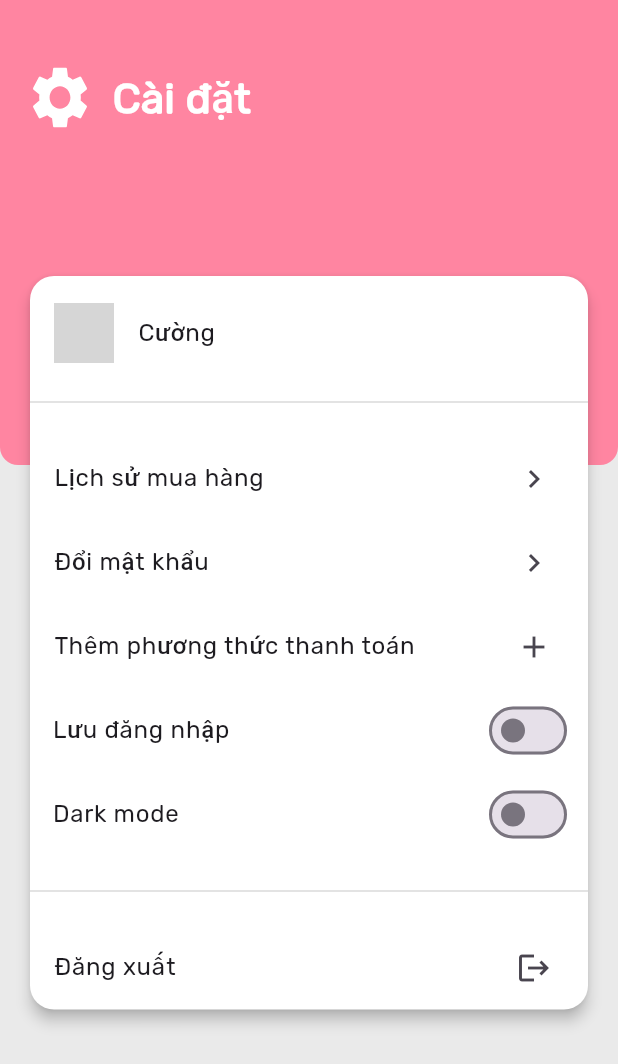
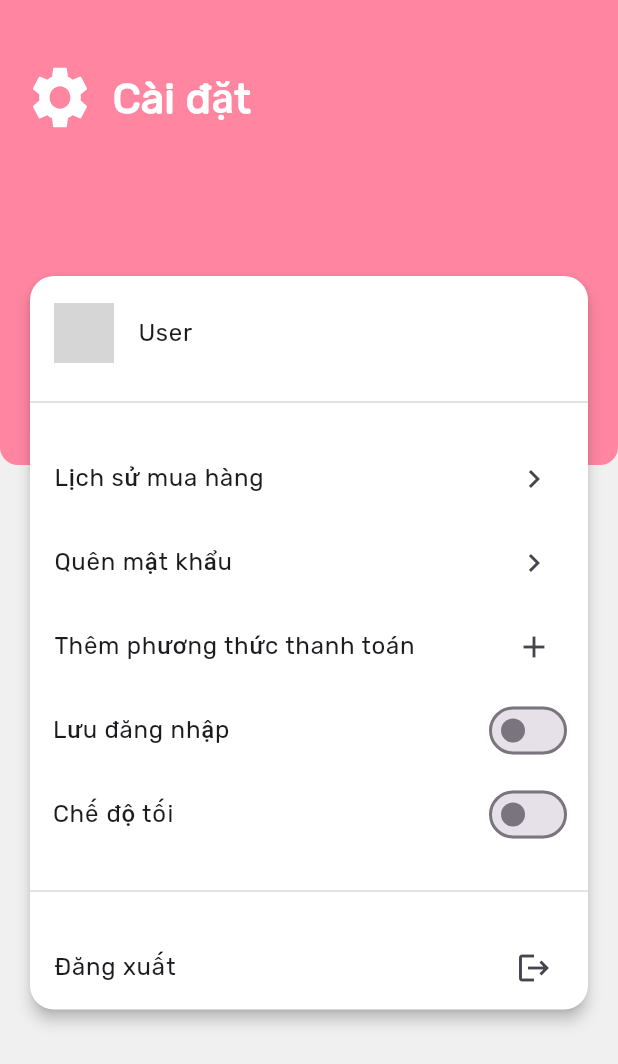
Before and after one commit to huybao1103/Flower-Store-Flutter-NodeJS-MongoAtlas, a Flutter app: the SettingScreen screen opened directly with empty values, on a phone screen of 412 x 824 dp. Shown: the top 1064 px of the screen. Run offline on Flutter 3.47's test engine with Material 3 defaults, Android fonts, the phone set to English and light mode, and no system bars; our stand-ins replace carousel_slider, curved_navigation_bar, dio, flutter_form_builder, flutter_svg, form_builder_validators and 3 more; missing offline and left inert: mongo_dart; accounts and stored records are empty; network calls fail; statements that could not run were skipped; grey boxes are pictures that could not be loaded.

Commit message:
đổi màu, chỉnh pagerouter

```diff
--- a/App/flower_store/lib/screens/mainpage/mainpage.screen.dart
+++ b/App/flower_store/lib/screens/mainpage/mainpage.screen.dart
@@ -113,7 +113,7 @@ class _MainPageScreenState extends State<MainPageScreen> {
           color: backgroundColor,
           buttonBackgroundColor: circleicon,
           backgroundColor:
-              isDarkMode ? const Color(0xff2D2C2C) : const Color(0xffEAEAEA),
+              isDarkMode ? const Color(0xff2D2C2C) : const Color(0xffF0F0F0),
           animationCurve: Curves.easeInOut,
           animationDuration: const Duration(milliseconds: 400),
           onTap: (index) {
--- a/App/flower_store/lib/screens/setting/setting.screen.dart
+++ b/App/flower_store/lib/screens/setting/setting.screen.dart
@@ -3,6 +3,9 @@ import 'package:flower_store/screens/user/history.purchase.dart';
 import 'package:flower_store/screens/welcome/login.screen.dart';
 import 'package:flutter/material.dart';
 import 'package:flutter_svg/svg.dart';
+import 'package:flower_store/services/share_pre.dart';
+import 'package:flower_store/services/sqlite_pro5.dart';
+import 'package:flower_store/models/authorize/signup.model.dart';
 
 class SettingScreen extends StatefulWidget {
   final bool isDarkMode;
@@ -19,10 +22,35 @@ class _SettingScreenState extends State<SettingScreen> {
   bool rememberMe = false;
   late bool isDarkMode;
 
+  String? userName;
+  String? avatarLink;
+
+  final SharedPreferencesService sharedPreferencesService =
+      SharedPreferencesService();
+  final SQLiteService sqliteService = SQLiteService();
+
   @override
   void initState() {
     super.initState();
     isDarkMode = widget.isDarkMode;
+    _loadUserInfo();
+  }
+
+  Future<void> _loadUserInfo() async {
+    // Load user info from SharedPreferences
+    AccountModel? account = await sharedPreferencesService.getAccountInfo();
+    if (account != null) {
+      setState(() {
+        userName = account.name;
+      });
+    }
+
+    // Load avatar link from SQLite
+    String? link = await sqliteService.getAvatarLink();
+    setState(() {
+      avatarLink = link ??
+          'https://i.pinimg.com/originals/5c/e6/ec/5ce6ec7936ed9aa8c2dd89fe540e36a1.jpg';
+    });
   }
 
   @override
@@ -89,14 +117,14 @@ class _SettingScreenState extends State<SettingScreen> {
                 child: Column(
                   children: [
                     const Padding(padding: EdgeInsets.only(top: 10)),
-                    const ListTile(
+                    ListTile(
                       leading: CircleAvatar(
-                        backgroundImage: NetworkImage(
+                        backgroundImage: NetworkImage(avatarLink ??
                             'https://i.pinimg.com/originals/5c/e6/ec/5ce6ec7936ed9aa8c2dd89fe540e36a1.jpg'),
                       ),
                       title: Text(
-                        'Cường',
-                        style: TextStyle(
+                        userName ?? 'User',
+                        style: const TextStyle(
                             fontFamily: 'Rubik', fontWeight: FontWeight.w400),
                       ),
                     ),
@@ -121,19 +149,23 @@ class _SettingScreenState extends State<SettingScreen> {
                           ),
                           trailing: const Icon(Icons.chevron_right),
                           onTap: () {
-                            Navigator.of(context).push(MaterialPageRoute(builder: (context) => const HistoryPurchaseScreen()));
+                            Navigator.of(context).push(MaterialPageRoute(
+                                builder: (context) =>
+                                    const HistoryPurchaseScreen()));
                           },
                         ),
                         ListTile(
                           title: const Text(
-                            'Đổi mật khẩu',
+                            'Quên mật khẩu',
                             style: TextStyle(
                                 fontFamily: 'Rubik',
                                 fontWeight: FontWeight.w400),
                           ),
                           trailing: const Icon(Icons.chevron_right),
                           onTap: () {
-                            Navigator.of(context).push(MaterialPageRoute(builder: (context) => const ForgotPasswordScreen()));
+                            Navigator.of(context).push(MaterialPageRoute(
+                                builder: (context) =>
+                                    const ForgotPasswordScreen()));
                           },
                         ),
                         ListTile(
@@ -168,7 +200,7 @@ class _SettingScreenState extends State<SettingScreen> {
                           contentPadding:
                               const EdgeInsets.only(right: 10, left: 15),
                           title: const Text(
-                            'Dark mode',
+                            'Chế độ tối',
                             style: TextStyle(
                                 fontFamily: 'Rubik',
                                 fontWeight: FontWeight.w400),
@@ -195,7 +227,6 @@ class _SettingScreenState extends State<SettingScreen> {
                     Column(
                       children: [
                         const Padding(padding: EdgeInsets.only(top: 15)),
-
                         ListTile(
                           title: const Text(
                             'Đăng xuất',
--- a/App/flower_store/lib/screens/user/profile.screen.dart
+++ b/App/flower_store/lib/screens/user/profile.screen.dart
@@ -128,10 +128,11 @@ class _ProfileScreenState extends State<ProfileScreen> {
   @override
   Widget build(BuildContext context) {
     return Scaffold(
+      backgroundColor: const Color(0xffF0F0F0),
       resizeToAvoidBottomInset: true,
       body: SingleChildScrollView(
         child: Container(
-          decoration: const BoxDecoration(color: tdBGColor),
+          decoration: const BoxDecoration(color: Color(0xffF0F0F0)),
           child: Padding(
             padding: const EdgeInsets.all(16),
             child: ConstrainedBox(
--- a/App/flower_store/lib/shared/components/custom.theme.dart
+++ b/App/flower_store/lib/shared/components/custom.theme.dart
@@ -10,6 +10,6 @@ final ThemeData customDarkTheme = ThemeData.dark().copyWith(
 final ThemeData customLightTheme = ThemeData.light().copyWith(
   brightness: Brightness.light,
   cardColor: const Color(0xffFFFFFF),
-  scaffoldBackgroundColor: const Color(0xffEAEAEA),
+  scaffoldBackgroundColor: const Color(0xffF0F0F0),
   appBarTheme: const AppBarTheme(color: Color(0xffFF85A1)),
 );
```
Also changed, not shown: App/flower_store/lib/screens/cart/checkout.screen.dart (+3 -9 lines).
